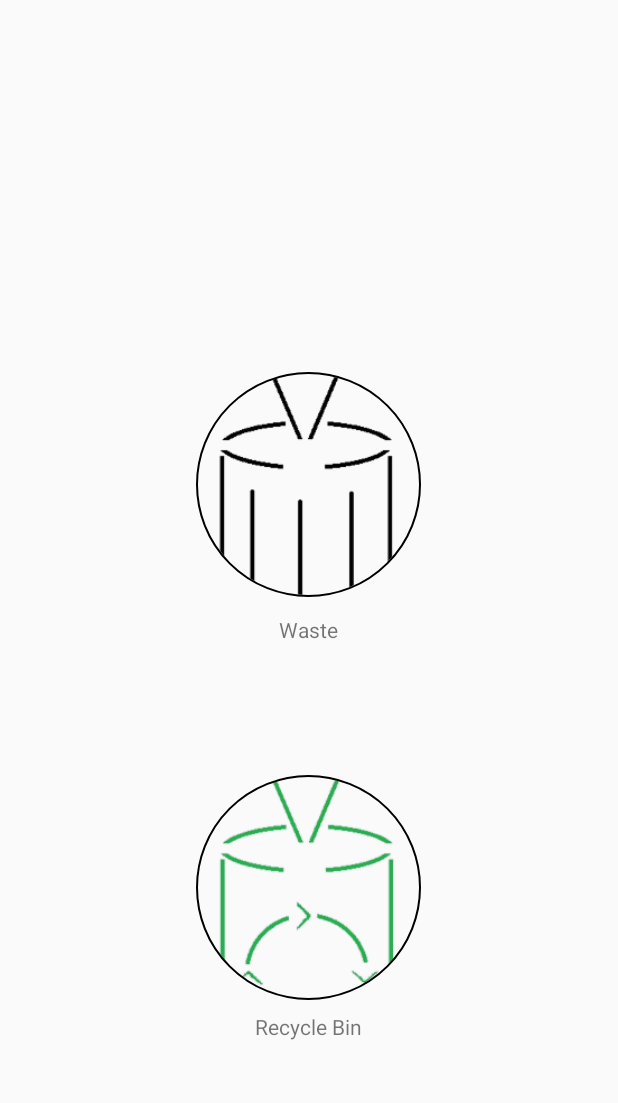
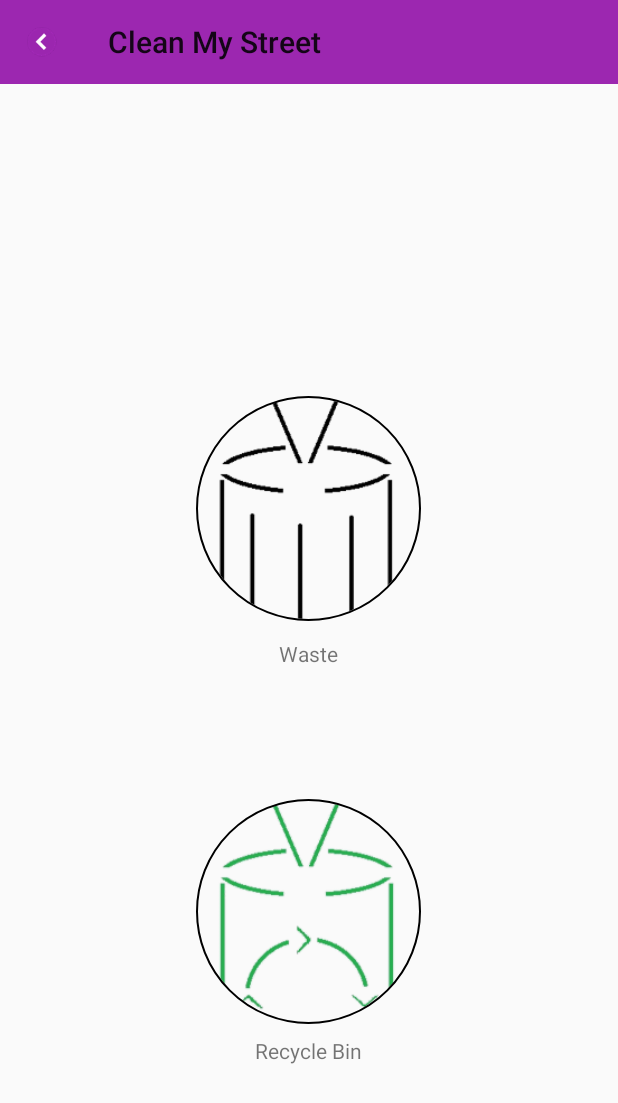
Before and after one commit to flogog/cleanst, an Android app: the NewLocation screen opened directly, with no data from a screen before it, on a phone screen of 412 x 824 dp. Shown: the top 1103 px of the screen. Run offline under Robolectric (Android 15) with nearby library versions, the phone set to English and light mode, and no system bars; our stand-ins replace CircleImageView; libraries missing offline, so code that uses them is left out: com.firebase.client; 3 statements that could not run were skipped.

Commit message:
Add Final Document

```diff
--- a/app/src/main/java/com/flogog/cleanst/NewLocation.java
+++ b/app/src/main/java/com/flogog/cleanst/NewLocation.java
@@ -1,10 +1,13 @@
 package com.flogog.cleanst;
 
+import android.support.v4.app.NavUtils;
 import android.support.v7.app.AppCompatActivity;
 import android.os.Bundle;
+import android.support.v7.widget.Toolbar;
 import android.view.View;
 
 import com.firebase.client.Firebase;
+import com.flogog.cleanst.menu.Settings;
 import com.flogog.cleanst.pojo.Location;
 
 import de.hdodenhof.circleimageview.CircleImageView;
@@ -20,10 +23,22 @@ public class NewLocation extends AppCompatActivity {
         super.onCreate(savedInstanceState);
         setContentView(R.layout.activity_new_location);
 
+        Toolbar cleanStActionBar = (Toolbar) findViewById(R.id.toolbar);
+        cleanStActionBar.setSaveFromParentEnabled(true);
+        cleanStActionBar.setNavigationIcon(R.drawable.left);
+        cleanStActionBar.setTitle(R.string.app_name);
+        cleanStActionBar.setNavigationOnClickListener(new View.OnClickListener() {
+            @Override
+            public void onClick(View v) {
+                NavUtils.navigateUpTo(NewLocation.this, NewLocation.this.getIntent());
+            }
+        });
+
+
         Bundle param        = getIntent().getExtras();
-        table    = (String)param.get("table");
-        lat       = (Double) param.get("lat");
-        lng       = (Double) param.get("lng");
+        table    = (String)param.get(getString(R.string.item_table));
+        lat       = (Double) param.get(getString(R.string.firebase_locations_latitude));
+        lng       = (Double) param.get(getString(R.string.firebase_locations_longitude));
 
         CircleImageView recycle = (CircleImageView) findViewById(R.id.recycle);
         recycle.setOnClickListener(new View.OnClickListener() {
@@ -31,7 +46,7 @@ public class NewLocation extends AppCompatActivity {
             public void onClick(View v) {
                 Location location = new Location();
                 location.setType(getString(R.string.table_locations_recycle_type));
-                location.setLocationId("Recycle Bin");
+                location.setLocationId(getString(R.string.item_recycle_bin));
                 location.setLatitude(lat);
                 location.setLongitude(lng);
                 location.setComment("");
@@ -45,7 +60,7 @@ public class NewLocation extends AppCompatActivity {
             public void onClick(View v) {
                 Location location = new Location();
                 location.setType(getString(R.string.table_locations_waste_type));
-                location.setLocationId("Waste Bin");
+                location.setLocationId(getString(R.string.item_waste));
                 location.setLatitude(lat);
                 location.setLongitude(lng);
                 location.setComment("");
@@ -63,7 +78,6 @@ public class NewLocation extends AppCompatActivity {
         locationsTable.child(getString(R.string.firebase_locations_id)).setValue(loc.getLocationId());
         locationsTable.child(getString(R.string.firebase_locations_longitude)).setValue(loc.getLongitude().toString());
         locationsTable.child(getString(R.string.firebase_locations_type)).setValue(loc.getType());
-        System.out.print("Record inserted "+loc.toString());
     }
 
 }
--- a/app/src/main/res/layout/activity_new_location.xml
+++ b/app/src/main/res/layout/activity_new_location.xml
@@ -5,11 +5,11 @@
     android:id="@+id/activity_new_location"
     android:layout_width="match_parent"
     android:layout_height="match_parent"
-    android:paddingBottom="@dimen/activity_vertical_margin"
-    android:paddingLeft="@dimen/activity_horizontal_margin"
-    android:paddingRight="@dimen/activity_horizontal_margin"
-    android:paddingTop="@dimen/activity_vertical_margin"
     tools:context="com.flogog.cleanst.NewLocation">
+
+    <include
+        android:id="@+id/toolbar"
+        layout="@layout/actionbar_cleanst" />
 
 
     <TextView
```
Also changed, not shown: 1 other file.
